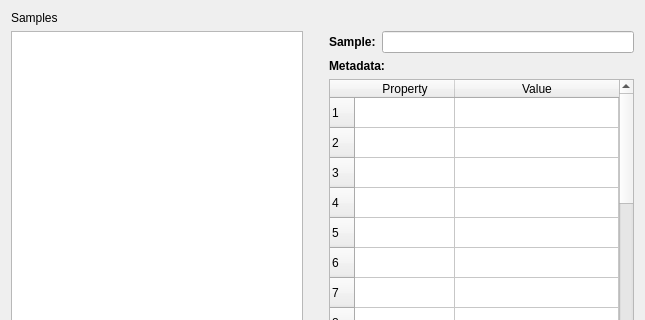
Above: nicos_ess/gui/panels/ui_files/samples.ui from ess-dmsc/nicos before the change; both pictures show x 0 to 645 and y 0 to 320 of the 645 by 743 pixel window. Below: the same form after it.
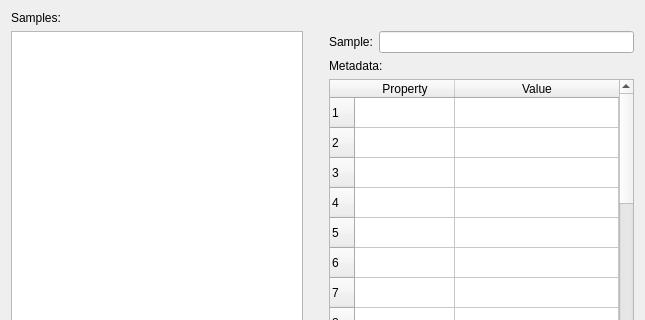
That is the form after the change.

Commit message: Deactivate table and lables for no sleected sample look wise

```diff
--- a/nicos_ess/gui/panels/ui_files/samples.ui
+++ b/nicos_ess/gui/panels/ui_files/samples.ui
@@ -14,7 +14,7 @@
    <item>
     <widget class="QLabel" name="label">
      <property name="text">
-      <string>Samples</string>
+      <string>Samples:</string>
      </property>
     </widget>
    </item>
@@ -79,7 +79,7 @@
          <item>
           <widget class="QLabel" name="sample_label">
            <property name="styleSheet">
-            <string notr="true">font-weight: bold;</string>
+            <string notr="true"></string>
            </property>
            <property name="text">
             <string>Sample:</string>
@@ -94,7 +94,7 @@
        <item>
         <widget class="QLabel" name="metadata_label">
          <property name="styleSheet">
-          <string notr="true">font-weight: bold;</string>
+          <string notr="true"></string>
          </property>
          <property name="text">
           <string>Metadata:</string>
```
The commit also changes 1 other file.
